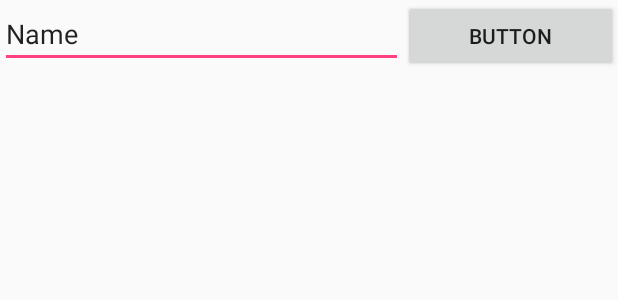
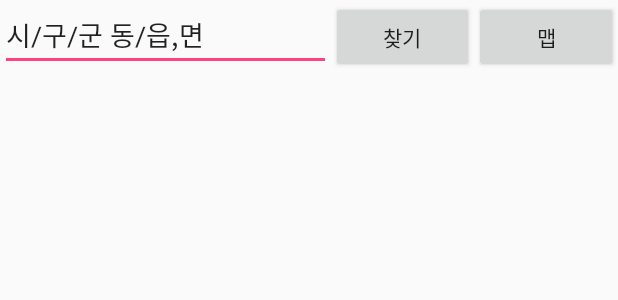
Before and after one commit to sigjeongjin/CityManage, an Android app: the layout activity_tm_list.xml on its own in the app's theme, with its tools: preview values and no code run, on a phone screen of 412 x 824 dp. Shown: the top 300 px of the screen. Run offline under Robolectric (Android 15) with nearby library versions, the phone set to English and light mode, and no system bars; network calls fail.

Commit message:
쓰레기통관리화면 개발중

```diff
--- a/app/src/main/java/com/citymanage/BaseActivity.java
+++ b/app/src/main/java/com/citymanage/BaseActivity.java
@@ -22,6 +22,7 @@ public class BaseActivity extends AppCompatActivity {
     public static final String LOGIN = "http://192.168.0.230:3000/login";
     public static final String REGISTER = "http://192.168.0.230:3000/register";
     public static final String PUSH_HISTORY_HOST = "http://192.168.0.230:3000/pushHistory";
+    public static final String TM_LIST_URL = "http://192.168.0.230:3000/tmList";
 
 
     /* 프로그램 실행 후 필요한 상수 값들 정의 끝 */
--- a/app/src/main/java/com/citymanage/TmListAdapter.java
+++ b/app/src/main/java/com/citymanage/TmListAdapter.java
@@ -49,7 +49,6 @@ public class TmListAdapter extends BaseAdapter {
         TmListItem item = items.get(position);
         view.setAddressInfo(item.getAddressInfo());
         view.setSensorId(item.getSensorId());
-        view.setPushDescripTion(item.getPushDescription());
         return view;
     }
 }
--- a/app/src/main/res/layout/activity_tm_list.xml
+++ b/app/src/main/res/layout/activity_tm_list.xml
@@ -16,14 +16,21 @@
             android:layout_weight="1"
             android:ems="10"
             android:inputType="textPersonName"
-            android:text="Name" />
+            android:text="시/구/군 동/읍,면" />
 
         <Button
-            android:id="@+id/button2"
+            android:id="@+id/searchBtn"
             android:layout_width="wrap_content"
             android:layout_height="wrap_content"
             android:layout_weight="1"
-            android:text="Button" />
+            android:text="찾기" />
+
+        <Button
+            android:id="@+id/mapActivitGo"
+            android:layout_width="wrap_content"
+            android:layout_height="wrap_content"
+            android:layout_weight="1"
+            android:text="맵" />
 
     </LinearLayout>
 
@@ -33,7 +40,7 @@
         android:orientation="vertical">
 
         <ListView
-            android:id="@+id/pushHistoryListView"
+            android:id="@+id/tmLv"
             android:layout_width="match_parent"
             android:layout_height="match_parent" />
     </LinearLayout>
```
Also changed, not shown: app/src/main/java/com/citymanage/TmListActivity.java (+63 -67 lines), app/src/main/java/com/citymanage/TmListItem.java (+2 -11 lines), app/src/main/java/com/citymanage/TmListItemView.java (+1 -8 lines), app/src/main/res/layout/tm_List_item.xml (+0 -8 lines).
